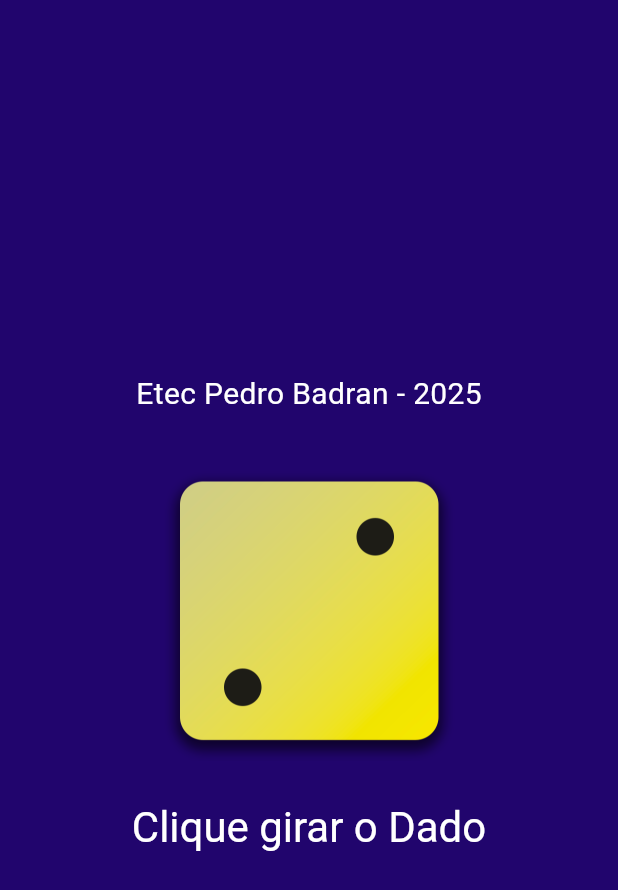
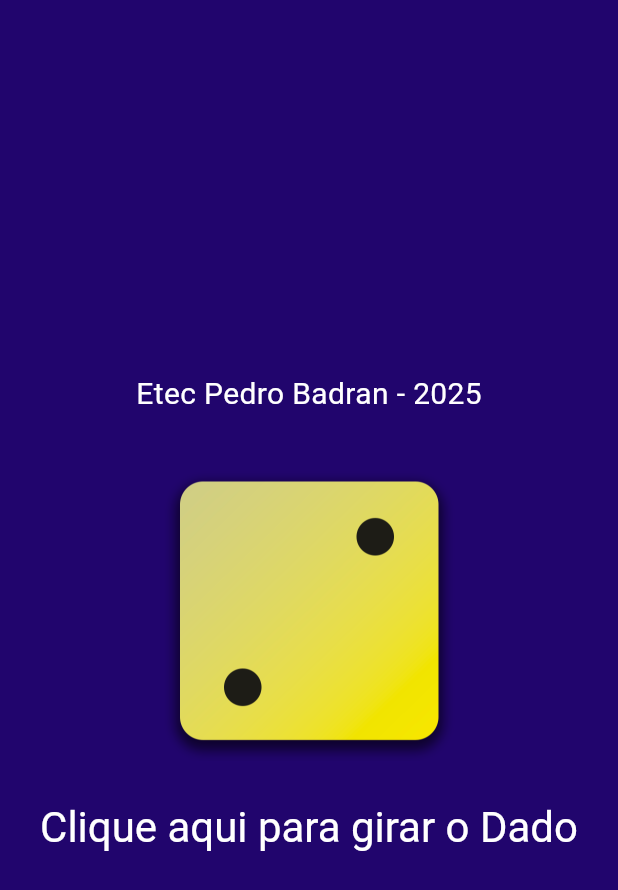
Before and after one commit to JulianoTelles/primeiro_app, a Flutter app: the screen it shows after launch, on a phone screen of 412 x 824 dp. Shown: the top 890 px of the screen. Run offline on Flutter 3.47's test engine with Material 3 defaults, Android fonts, the phone set to English and light mode, and no system bars.

```diff
--- a/lib/dice_roller.dart
+++ b/lib/dice_roller.dart
@@ -51,7 +51,7 @@ class _DiceRollerState extends State<DiceRoller> {
               fontSize: 28,
             ),
           ),
-          child: const Text('Clique girar o Dado'),
+          child: const Text('Clique aqui para girar o Dado'),
         ),
       ],
     );
```
